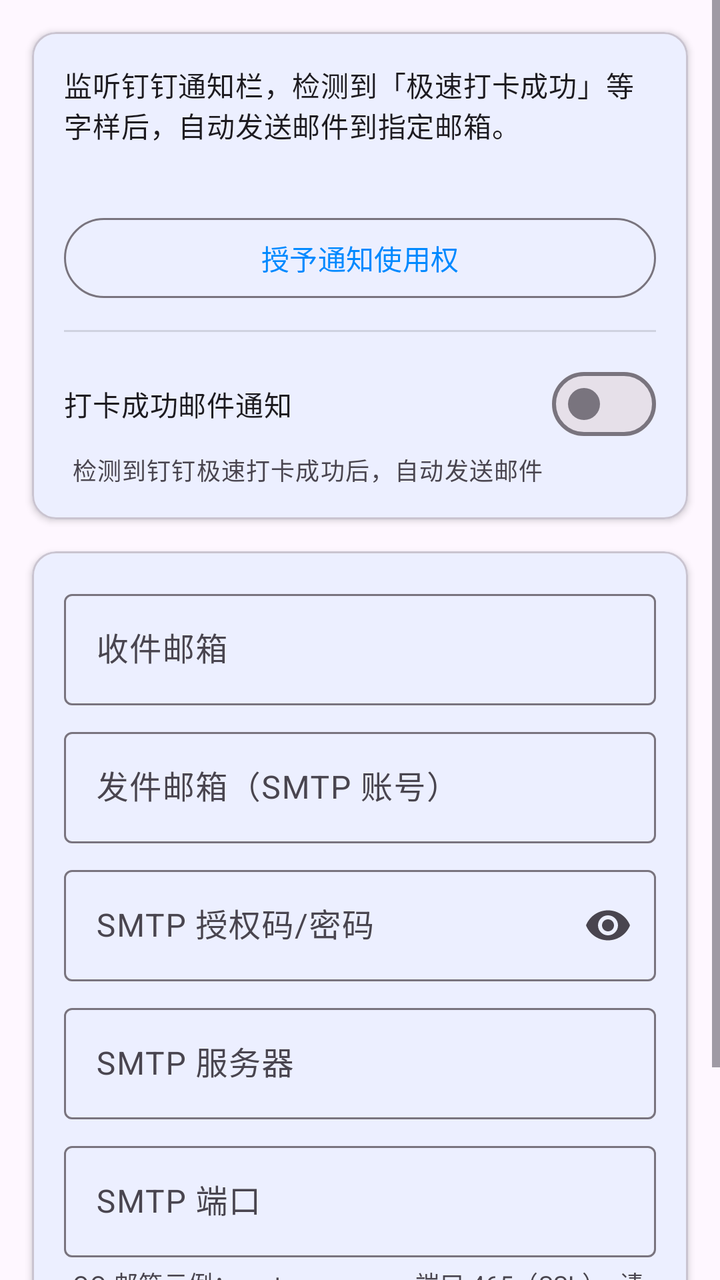
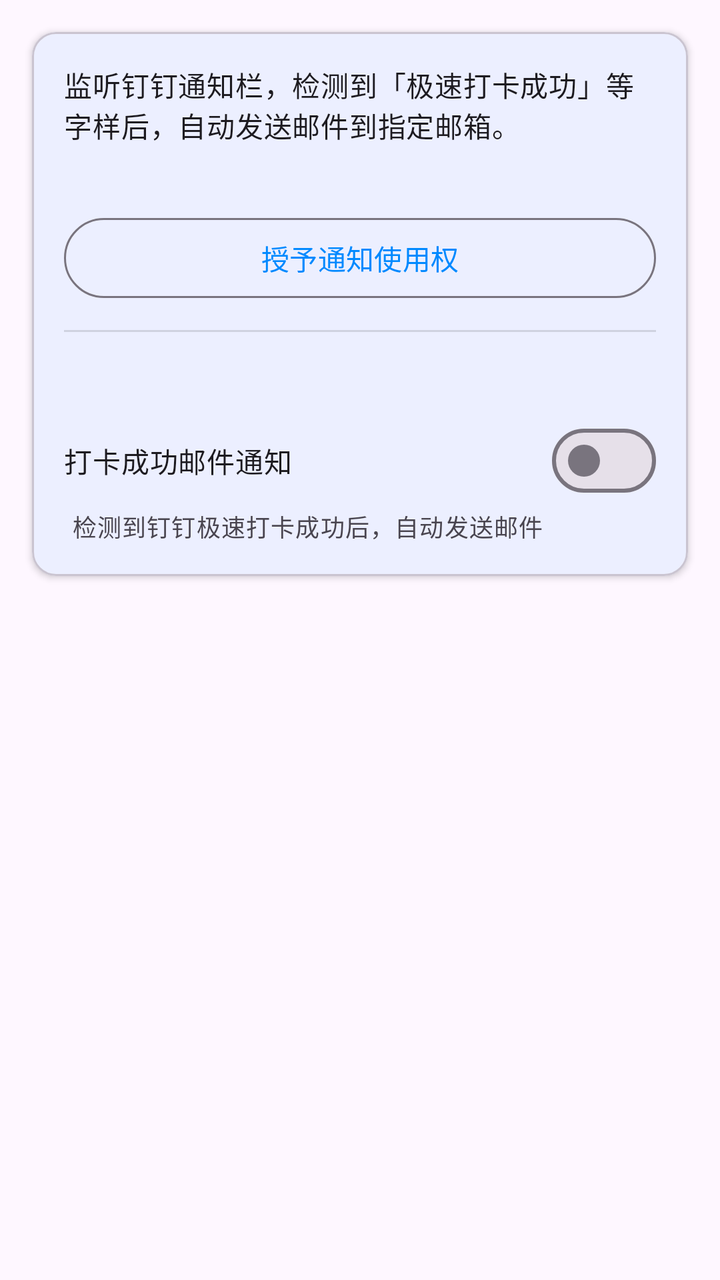

An Android layout rendered at two revisions. The XML below is the earlier revision; the diff shows what the commit changed to produce the second picture.
<!-- AndroidManifest.xml: application theme Theme.DDTask -->
<!-- res/layout/fragment_notifications.xml -->
<?xml version="1.0" encoding="utf-8"?>
<ScrollView
    xmlns:android="http://schemas.android.com/apk/res/android"
    xmlns:app="http://schemas.android.com/apk/res-auto"
    android:layout_width="match_parent"
    android:layout_height="match_parent"
    android:fillViewport="true">

    <LinearLayout
        android:layout_width="match_parent"
        android:layout_height="wrap_content"
        android:orientation="vertical"
        android:paddingBottom="24dp">

        <com.google.android.material.card.MaterialCardView
            android:layout_width="match_parent"
            android:layout_height="wrap_content"
            android:layout_margin="16dp"
            app:cardElevation="2dp">

            <LinearLayout
                android:layout_width="match_parent"
                android:layout_height="wrap_content"
                android:orientation="vertical"
                android:padding="16dp">

                <TextView
                    android:layout_width="wrap_content"
                    android:layout_height="wrap_content"
                    android:text="@string/notification_desc"
                    android:textAppearance="?attr/textAppearanceBodyMedium" />

                <TextView
                    android:id="@+id/status_listener"
                    android:layout_width="wrap_content"
                    android:layout_height="wrap_content"
                    android:layout_marginTop="8dp"
                    android:textAppearance="?attr/textAppearanceBodySmall" />

                <com.google.android.material.button.MaterialButton
                    android:id="@+id/btn_grant_listener"
                    style="@style/Widget.Material3.Button.OutlinedButton"
                    android:layout_width="match_parent"
                    android:layout_height="wrap_content"
                    android:layout_marginTop="8dp"
                    android:text="@string/grant_notification_access" />

                <View
                    android:layout_width="match_parent"
                    android:layout_height="1dp"
                    android:layout_marginVertical="12dp"
                    android:background="?android:attr/listDivider" />

                <com.google.android.material.materialswitch.MaterialSwitch
                    android:id="@+id/switch_email_notify"
                    android:layout_width="match_parent"
                    android:layout_height="wrap_content"
                    android:text="@string/email_notify_enabled" />

                <TextView
                    android:layout_width="wrap_content"
                    android:layout_height="wrap_content"
                    android:layout_marginStart="4dp"
                    android:text="@string/email_notify_enabled_desc"
                    android:textAppearance="?attr/textAppearanceBodySmall"
                    android:textColor="?android:attr/textColorSecondary" />

            </LinearLayout>

        </com.google.android.material.card.MaterialCardView>

        <com.google.android.material.card.MaterialCardView
            android:layout_width="match_parent"
            android:layout_height="wrap_content"
            android:layout_marginHorizontal="16dp"
            app:cardElevation="2dp">

            <LinearLayout
                android:layout_width="match_parent"
                android:layout_height="wrap_content"
                android:orientation="vertical"
                android:padding="16dp">

                <com.google.android.material.textfield.TextInputLayout
                    android:layout_width="match_parent"
                    android:layout_height="wrap_content"
                    android:hint="@string/recipient_email_hint">

                    <com.google.android.material.textfield.TextInputEditText
                        android:id="@+id/et_recipient_email"
                        android:layout_width="match_parent"
                        android:layout_height="wrap_content"
                        android:inputType="textEmailAddress"
                        android:maxLines="1" />

                </com.google.android.material.textfield.TextInputLayout>

                <com.google.android.material.textfield.TextInputLayout
                    android:layout_width="match_parent"
                    android:layout_height="wrap_content"
                    android:layout_marginTop="8dp"
                    android:hint="@string/sender_email_hint">

                    <com.google.android.material.textfield.TextInputEditText
                        android:id="@+id/et_sender_email"
                        android:layout_width="match_parent"
                        android:layout_height="wrap_content"
                        android:inputType="textEmailAddress"
                        android:maxLines="1" />

                </com.google.android.material.textfield.TextInputLayout>

                <com.google.android.material.textfield.TextInputLayout
                    android:layout_width="match_parent"
                    android:layout_height="wrap_content"
                    android:layout_marginTop="8dp"
                    android:hint="@string/sender_password_hint"
                    app:endIconMode="password_toggle">

                    <com.google.android.material.textfield.TextInputEditText
                        android:id="@+id/et_sender_password"
                        android:layout_width="match_parent"
                        android:layout_height="wrap_content"
                        android:inputType="textPassword"
                        android:maxLines="1" />

                </com.google.android.material.textfield.TextInputLayout>

                <com.google.android.material.textfield.TextInputLayout
                    android:layout_width="match_parent"
                    android:layout_height="wrap_content"
                    android:layout_marginTop="8dp"
                    android:hint="@string/smtp_host_hint">

                    <com.google.android.material.textfield.TextInputEditText
                        android:id="@+id/et_smtp_host"
                        android:layout_width="match_parent"
                        android:layout_height="wrap_content"
                        android:inputType="text"
                        android:maxLines="1" />

                </com.google.android.material.textfield.TextInputLayout>

                <com.google.android.material.textfield.TextInputLayout
                    android:layout_width="match_parent"
                    android:layout_height="wrap_content"
                    android:layout_marginTop="8dp"
                    android:hint="@string/smtp_port_hint">

                    <com.google.android.material.textfield.TextInputEditText
                        android:id="@+id/et_smtp_port"
                        android:layout_width="match_parent"
                        android:layout_height="wrap_content"
                        android:inputType="number"
                        android:maxLines="1" />

                </com.google.android.material.textfield.TextInputLayout>

                <TextView
                    android:layout_width="wrap_content"
                    android:layout_height="wrap_content"
                    android:layout_marginStart="4dp"
                    android:layout_marginTop="4dp"
                    android:text="@string/smtp_help"
                    android:textAppearance="?attr/textAppearanceBodySmall"
                    android:textColor="?android:attr/textColorSecondary" />

                <LinearLayout
                    android:layout_width="match_parent"
                    android:layout_height="wrap_content"
                    android:layout_marginTop="12dp"
                    android:orientation="horizontal">

                    <com.google.android.material.button.MaterialButton
                        android:id="@+id/btn_save_email"
                        android:layout_width="0dp"
                        android:layout_height="wrap_content"
                        android:layout_marginEnd="8dp"
                        android:layout_weight="1"
                        android:text="@string/save" />

                    <com.google.android.material.button.MaterialButton
                        android:id="@+id/btn_test_email"
                        style="@style/Widget.Material3.Button.OutlinedButton"
                        android:layout_width="0dp"
                        android:layout_height="wrap_content"
                        android:layout_weight="1"
                        android:text="@string/send_test_email" />

                </LinearLayout>

                <TextView
                    android:id="@+id/tv_last_sent"
                    android:layout_width="match_parent"
                    android:layout_height="wrap_content"
                    android:layout_marginTop="12dp"
                    android:textAppearance="?attr/textAppearanceBodySmall"
                    android:textColor="?android:attr/textColorSecondary"
                    android:visibility="gone" />

            </LinearLayout>

        </com.google.android.material.card.MaterialCardView>

    </LinearLayout>

</ScrollView>
<!-- resources referenced by this layout -->
<resources>
  <string name="email_notify_enabled">打卡成功邮件通知</string>
  <string name="email_notify_enabled_desc">检测到钉钉极速打卡成功后，自动发送邮件</string>
  <string name="grant_notification_access">授予通知使用权</string>
  <string name="notification_desc">监听钉钉通知栏，检测到「极速打卡成功」等字样后，自动发送邮件到指定邮箱。</string>
  <string name="recipient_email_hint">收件邮箱</string>
  <string name="save">保存</string>
  <string name="send_test_email">发送测试邮件</string>
  <string name="sender_email_hint">发件邮箱（SMTP 账号）</string>
  <string name="sender_password_hint">SMTP 授权码/密码</string>
  <string name="smtp_help">QQ 邮箱示例：smtp.qq.com，端口 465（SSL）。请使用邮箱授权码，而非登录密码。</string>
  <string name="smtp_host_hint">SMTP 服务器</string>
  <string name="smtp_port_hint">SMTP 端口</string>
  <style name="Theme.DDTask" parent="Theme.Material3.Light.NoActionBar">
          <item name="colorPrimary">@color/primary</item>
          <item name="colorPrimaryDark">@color/primary_dark</item>
          <item name="colorSecondary">@color/secondary</item>
      </style>
  <color name="primary">#0089FF</color>
  <color name="primary_dark">#0066CC</color>
  <color name="secondary">#FF6B35</color>
</resources>

<!-- the commit's change to res/layout/fragment_notifications.xml (unified diff, before → after) -->
@@ -51,10 +51,17 @@
                     android:layout_marginVertical="12dp"
                     android:background="?android:attr/listDivider" />
 
+                <TextView
+                    android:id="@+id/status_email_config"
+                    android:layout_width="wrap_content"
+                    android:layout_height="wrap_content"
+                    android:textAppearance="?attr/textAppearanceBodySmall" />
+
                 <com.google.android.material.materialswitch.MaterialSwitch
                     android:id="@+id/switch_email_notify"
                     android:layout_width="match_parent"
                     android:layout_height="wrap_content"
+                    android:layout_marginTop="12dp"
                     android:text="@string/email_notify_enabled" />
 
                 <TextView
@@ -64,130 +71,6 @@
                     android:text="@string/email_notify_enabled_desc"
                     android:textAppearance="?attr/textAppearanceBodySmall"
                     android:textColor="?android:attr/textColorSecondary" />
-
-            </LinearLayout>
-
-        </com.google.android.material.card.MaterialCardView>
-
-        <com.google.android.material.card.MaterialCardView
-            android:layout_width="match_parent"
-            android:layout_height="wrap_content"
-            android:layout_marginHorizontal="16dp"
-            app:cardElevation="2dp">
-
-            <LinearLayout
-                android:layout_width="match_parent"
-                android:layout_height="wrap_content"
-                android:orientation="vertical"
-                android:padding="16dp">
-
-                <com.google.android.material.textfield.TextInputLayout
-                    android:layout_width="match_parent"
-                    android:layout_height="wrap_content"
-                    android:hint="@string/recipient_email_hint">
-
-                    <com.google.android.material.textfield.TextInputEditText
-                        android:id="@+id/et_recipient_email"
-                        android:layout_width="match_parent"
-                        android:layout_height="wrap_content"
-                        android:inputType="textEmailAddress"
-                        android:maxLines="1" />
-
-                </com.google.android.material.textfield.TextInputLayout>
-
-                <com.google.android.material.textfield.TextInputLayout
-                    android:layout_width="match_parent"
-                    android:layout_height="wrap_content"
-                    android:layout_marginTop="8dp"
-                    android:hint="@string/sender_email_hint">
-
-                    <com.google.android.material.textfield.TextInputEditText
-                        android:id="@+id/et_sender_email"
-                        android:layout_width="match_parent"
-                        android:layout_height="wrap_content"
-                        android:inputType="textEmailAddress"
-                        android:maxLines="1" />
-
-                </com.google.android.material.textfield.TextInputLayout>
-
-                <com.google.android.material.textfield.TextInputLayout
-                    android:layout_width="match_parent"
-                    android:layout_height="wrap_content"
-                    android:layout_marginTop="8dp"
-                    android:hint="@string/sender_password_hint"
-                    app:endIconMode="password_toggle">
-
-                    <com.google.android.material.textfield.TextInputEditText
-                        android:id="@+id/et_sender_password"
-                        android:layout_width="match_parent"
-                        android:layout_height="wrap_content"
-                        android:inputType="textPassword"
-                        android:maxLines="1" />
-
-                </com.google.android.material.textfield.TextInputLayout>
-
-                <com.google.android.material.textfield.TextInputLayout
-                    android:layout_width="match_parent"
-                    android:layout_height="wrap_content"
-                    android:layout_marginTop="8dp"
-                    android:hint="@string/smtp_host_hint">
-
-                    <com.google.android.material.textfield.TextInputEditText
-                        android:id="@+id/et_smtp_host"
-                        android:layout_width="match_parent"
-                        android:layout_height="wrap_content"
-                        android:inputType="text"
-                        android:maxLines="1" />
-
-                </com.google.android.material.textfield.TextInputLayout>
-
-                <com.google.android.material.textfield.TextInputLayout
-                    android:layout_width="match_parent"
-                    android:layout_height="wrap_content"
-                    android:layout_marginTop="8dp"
-                    android:hint="@string/smtp_port_hint">
-
-                    <com.google.android.material.textfield.TextInputEditText
-                        android:id="@+id/et_smtp_port"
-                        android:layout_width="match_parent"
-                        android:layout_height="wrap_content"
-                        android:inputType="number"
-                        android:maxLines="1" />
-
-                </com.google.android.material.textfield.TextInputLayout>
-
-                <TextView
-                    android:layout_width="wrap_content"
-                    android:layout_height="wrap_content"
-                    android:layout_marginStart="4dp"
-                    android:layout_marginTop="4dp"
-                    android:text="@string/smtp_help"
-                    android:textAppearance="?attr/textAppearanceBodySmall"
-                    android:textColor="?android:attr/textColorSecondary" />
-
-                <LinearLayout
-                    android:layout_width="match_parent"
-                    android:layout_height="wrap_content"
-                    android:layout_marginTop="12dp"
-                    android:orientation="horizontal">
-
-                    <com.google.android.material.button.MaterialButton
-                        android:id="@+id/btn_save_email"
-                        android:layout_width="0dp"
-                        android:layout_height="wrap_content"
-                        android:layout_marginEnd="8dp"
-                        android:layout_weight="1"
-                        android:text="@string/save" />
-
-                    <com.google.android.material.button.MaterialButton
-                        android:id="@+id/btn_test_email"
-                        style="@style/Widget.Material3.Button.OutlinedButton"
-                        android:layout_width="0dp"
-                        android:layout_height="wrap_content"
-                        android:layout_weight="1"
-                        android:text="@string/send_test_email" />
-
-                </LinearLayout>
 
                 <TextView
                     android:id="@+id/tv_last_sent"
<!-- resource entries referenced after the edit -->
@@ -4,14 +4,6 @@
   <string name="email_notify_enabled_desc">检测到钉钉极速打卡成功后，自动发送邮件</string>
   <string name="grant_notification_access">授予通知使用权</string>
   <string name="notification_desc">监听钉钉通知栏，检测到「极速打卡成功」等字样后，自动发送邮件到指定邮箱。</string>
-  <string name="recipient_email_hint">收件邮箱</string>
-  <string name="save">保存</string>
-  <string name="send_test_email">发送测试邮件</string>
-  <string name="sender_email_hint">发件邮箱（SMTP 账号）</string>
-  <string name="sender_password_hint">SMTP 授权码/密码</string>
-  <string name="smtp_help">QQ 邮箱示例：smtp.qq.com，端口 465（SSL）。请使用邮箱授权码，而非登录密码。</string>
-  <string name="smtp_host_hint">SMTP 服务器</string>
-  <string name="smtp_port_hint">SMTP 端口</string>
   <style name="Theme.DDTask" parent="Theme.Material3.Light.NoActionBar">
           <item name="colorPrimary">@color/primary</item>
           <item name="colorPrimaryDark">@color/primary_dark</item>
